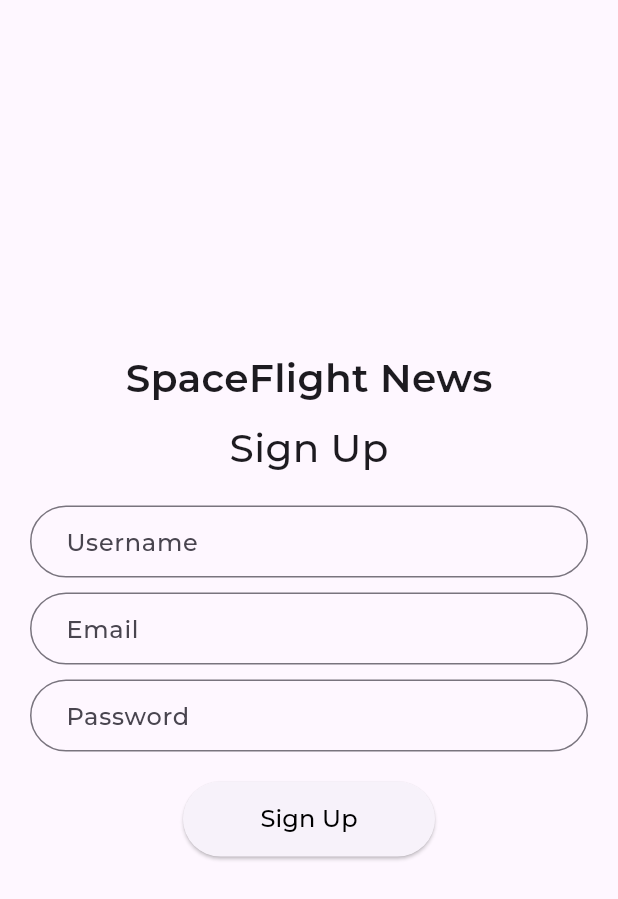
After one commit to hiluk/my-first-project, a Flutter app: the SingUpScreen screen opened by its route, on a phone screen of 412 x 824 dp. The commit adds this screen. Shown: the top 899 px of the screen. Run offline on Flutter 3.47's test engine with Material 3 defaults, Android fonts, the phone set to English and light mode, and no system bars; our stand-ins replace auto_route, dio, firebase_auth, firebase_core, flutter_riverpod, flutter_slidable and 2 more; accounts and stored records are empty; generated files the repository leaves out were written again; network calls fail; project files that could hold a hidden picture were left out.

Commit message:
Firebase install but auth problems

```diff
--- /dev/null
+++ b/database.rules.json
@@ -0,0 +1,6 @@
+{
+  "rules": {
+    ".read": false,
+    ".write": false
+  }
+}
--- /dev/null
+++ b/firestore.indexes.json
@@ -0,0 +1,4 @@
+{
+  "indexes": [],
+  "fieldOverrides": []
+}
--- a/lib/news/routers/router.dart
+++ b/lib/news/routers/router.dart
@@ -1,7 +1,8 @@
 import 'package:auto_route/auto_route.dart';
 import 'package:flutter_riverpod/flutter_riverpod.dart';
-import 'package:technical_dz/news/screens.dart/auth_screen.dart';
 import 'package:technical_dz/news/screens.dart/home_screen.dart';
+import 'package:technical_dz/news/screens.dart/sign_in_screen.dart';
+import 'package:technical_dz/news/screens.dart/sign_up_screen.dart';
 import 'package:technical_dz/news/views/articles_view.dart';
 import 'package:technical_dz/news/views/favorites_view.dart';
 
@@ -16,8 +17,12 @@ class AppRouter extends _$AppRouter {
   @override
   List<AutoRoute> get routes => [
         AutoRoute(
-          page: AuthScreenRoute.page,
+          page: SingInScreenRoute.page,
           initial: true,
+          keepHistory: false,
+        ),
+        AutoRoute(
+          page: SingUpScreenRoute.page,
         ),
         AutoRoute(
           page: HomeScreenRoute.page,
--- a/lib/news/screens.dart/home_screen.dart
+++ b/lib/news/screens.dart/home_screen.dart
@@ -18,7 +18,7 @@ class HomeScreen extends ConsumerWidget {
         final tabsRouter = AutoTabsRouter.of(context);
         return Scaffold(
           appBar: AppBar(
-            leading: Container(),
+            leading: const SizedBox.shrink(),
             title: const Text(
               'Spaceflight News',
               style: TextStyle(
--- /dev/null
+++ b/lib/news/screens.dart/sign_up_screen.dart
@@ -0,0 +1,149 @@
+import 'package:auto_route/auto_route.dart';
+import 'package:firebase_auth/firebase_auth.dart';
+import 'package:flutter/material.dart';
+import 'package:flutter_riverpod/flutter_riverpod.dart';
+import 'package:technical_dz/news/routers/router.dart';
+import 'package:technical_dz/news/user_auth/firebase_auth_implementation/firebase_auth_services.dart';
+
+@RoutePage()
+class SingUpScreen extends ConsumerWidget {
+  const SingUpScreen({super.key});
+
+  @override
+  Widget build(BuildContext context, WidgetRef ref) {
+    final TextEditingController _userNameController = TextEditingController();
+    final TextEditingController _emailController = TextEditingController();
+    final TextEditingController _passwordController = TextEditingController();
+    return Scaffold(
+      extendBody: true,
+      body: Center(
+        child: Column(
+          mainAxisAlignment: MainAxisAlignment.center,
+          children: [
+            const Text(
+              'SpaceFlight News',
+              style: TextStyle(
+                fontSize: 26,
+                fontWeight: FontWeight.w600,
+              ),
+            ),
+            const SizedBox(height: 10),
+            const Text(
+              'Sign Up',
+              style: TextStyle(
+                fontSize: 26,
+                fontWeight: FontWeight.w400,
+              ),
+            ),
+            Padding(
+              padding: const EdgeInsets.all(20.0),
+              child: Form(
+                child: Column(
+                  children: [
+                    TextFormField(
+                      controller: _userNameController,
+                      decoration: InputDecoration(
+                        contentPadding: const EdgeInsets.symmetric(
+                          vertical: 4,
+                          horizontal: 20,
+                        ),
+                        border: OutlineInputBorder(
+                          borderRadius: BorderRadius.circular(35),
+                        ),
+                        hintText: 'Username',
+                        focusColor: Colors.black,
+                      ),
+                      validator: (value) {
+                        if (value == null || value.isEmpty) {
+                          return 'Enter username';
+                        }
+                        return null;
+                      },
+                    ),
+                    const SizedBox(height: 10),
+                    TextFormField(
+                      controller: _emailController,
+                      decoration: InputDecoration(
+                        contentPadding: const EdgeInsets.symmetric(
+                          vertical: 4,
+                          horizontal: 20,
+                        ),
+                        border: OutlineInputBorder(
+                          borderRadius: BorderRadius.circular(35),
+                        ),
+                        hintText: 'Email',
+                      ),
+                      validator: (value) {
+                        if (value == null || value.isEmpty) {
+                          return 'Enter Email';
+                        }
+                        return null;
+                      },
+                    ),
+                    const SizedBox(height: 10),
+                    TextFormField(
+                      controller: _passwordController,
+                      decoration: InputDecoration(
+                        contentPadding: const EdgeInsets.symmetric(
+                          vertical: 4,
+                          horizontal: 20,
+                        ),
+                        border: OutlineInputBorder(
+                          borderRadius: BorderRadius.circular(35),
+                        ),
+                        hintText: 'Password',
+                        focusColor: Colors.black,
+                      ),
+                      validator: (value) {
+                        if (value == null || value.isEmpty) {
+                          return 'Enter password';
+                        }
+                        return null;
+                      },
+                    ),
+                    const SizedBox(height: 20),
+                    ElevatedButton(
+                      onPressed: () => _signUp(
+                        context,
+                        _emailController.text,
+                        _passwordController.text,
+                      ),
+                      child: const SizedBox(
+                        height: 50,
+                        width: 120,
+                        child: Center(
+                          child: Text(
+                            'Sign Up',
+                            style: TextStyle(
+                              color: Colors.black,
+                              fontSize: 16,
+                              fontWeight: FontWeight.w500,
+                            ),
+                          ),
+                        ),
+                      ),
+                    )
+                  ],
+                ),
+              ),
+            )
+          ],
+        ),
+      ),
+    );
+  }
+
+  void _signUp(
+    context,
+    String email,
+    String password,
+  ) async {
+    final FirebaseAuthService auth = FirebaseAuthService();
+    User? user = await auth.signUpWithEmailAndPassword(email, password);
+
+    if (user != null) {
+      print('User is successfully created');
+    }
+    AutoRouter.of(context).push(const SingInScreenRoute());
+  }
+}
--- a/lib/news/user_auth/firebase_auth_implementation/firebase_auth_services.dart
+++ b/lib/news/user_auth/firebase_auth_implementation/firebase_auth_services.dart
@@ -1,7 +1,7 @@
 import 'package:firebase_auth/firebase_auth.dart';
 
 class FirebaseAuthService {
-  FirebaseAuth _auth = FirebaseAuth.instance;
+  final FirebaseAuth _auth = FirebaseAuth.instance;
 
   Future<User?> signInWithEmailAmdPassword(
       String email, String password) async {
```
Also changed, not shown: lib/main.dart (+9 -13 lines), lib/news/screens.dart/sign_in_screen.dart (renamed from lib/news/screens.dart/auth_screen.dart, +15 -8 lines), firebase.json (added), lib/firebase_options.dart (added), lib/news/routers/router.gr.dart, 15 other files.
